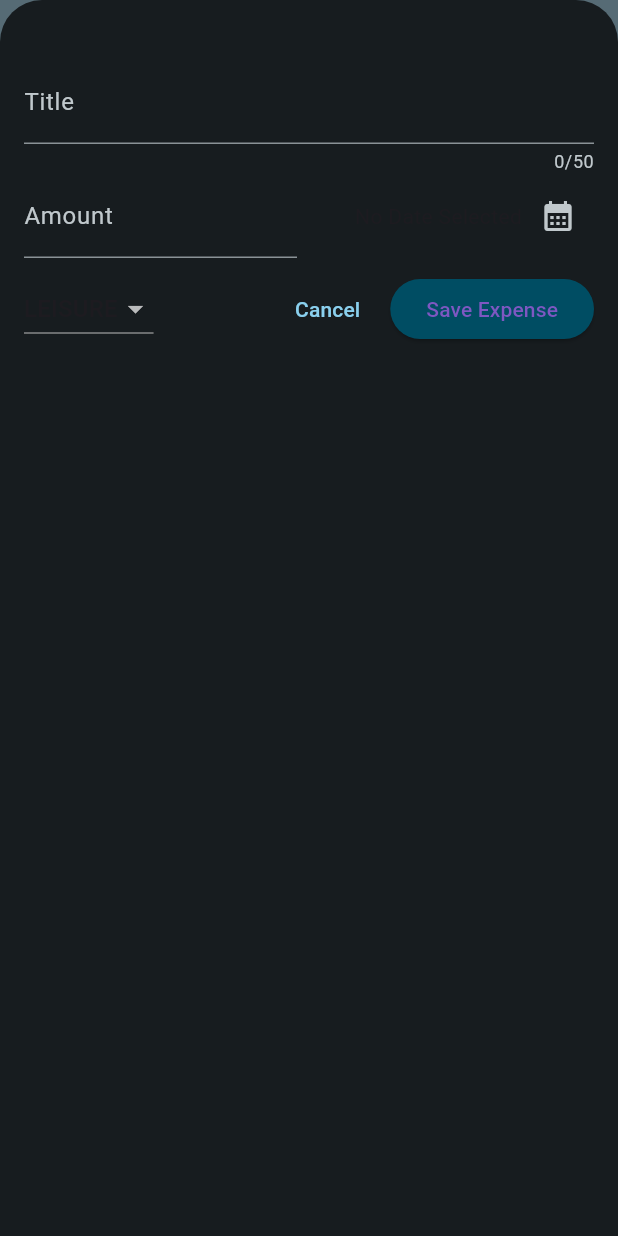
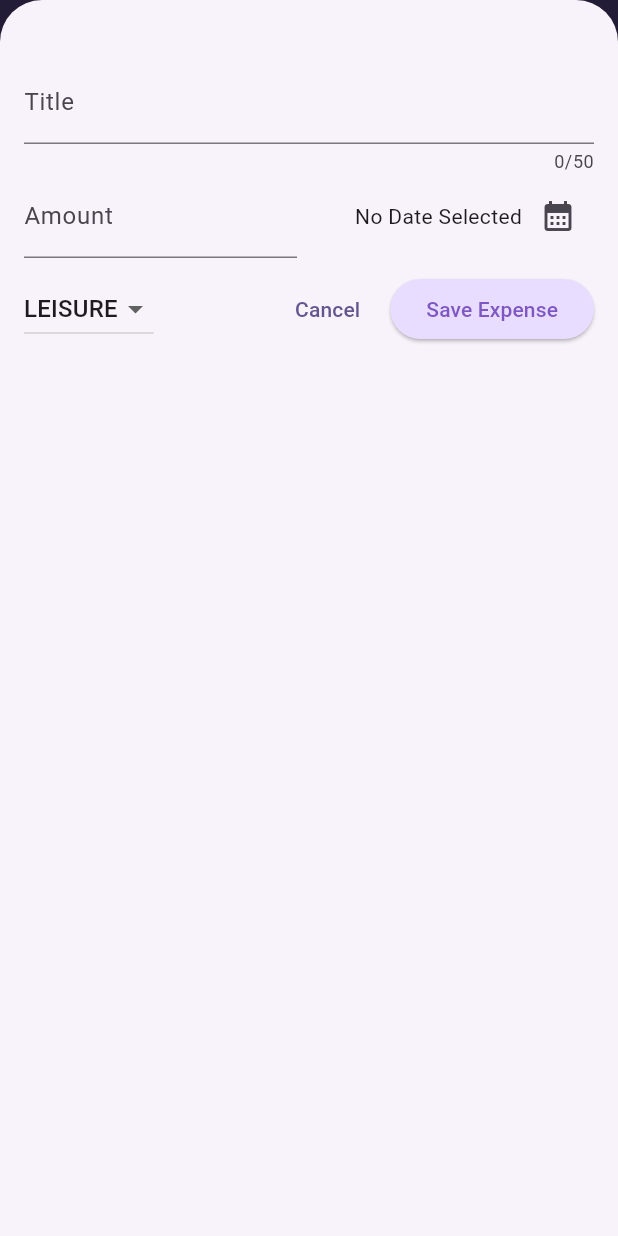
Before and after one commit to fadhilmuhaimin/expense_tracker, a Flutter app: the screen it shows after launch, after a tap on the "add" icon, on a phone screen of 412 x 824 dp. Run offline on Flutter 3.47's test engine with Material 3 defaults, Android fonts, the phone set to English and light mode, and no system bars.

```diff
--- a/lib/main.dart
+++ b/lib/main.dart
@@ -9,50 +9,34 @@ final kDarkColorScheme = ColorScheme.fromSeed(
 );
 
 void main() {
-  runApp(const MyApp());
-}
-
-class MyApp extends StatelessWidget {
-  const MyApp({super.key});
-
-  // This widget is the root of your application.
-  @override
-  Widget build(BuildContext context) {
-    return MaterialApp(
+  runApp(MaterialApp(
       title: 'Flutter Demo',
-        darkTheme: ThemeData(colorScheme: kDarkColorScheme, useMaterial3: true).copyWith(
-            appBarTheme: const AppBarTheme().copyWith(
-                backgroundColor: kDarkColorScheme.onPrimaryContainer,
-                foregroundColor: kDarkColorScheme.primaryContainer),
+      darkTheme: ThemeData.dark(useMaterial3: true).copyWith(
+        colorScheme: kDarkColorScheme,
         cardTheme: const CardTheme().copyWith(
             color: kDarkColorScheme.secondaryContainer,
-                margin:
-                    const EdgeInsets.symmetric(horizontal: 16, vertical: 8)),
+            margin: const EdgeInsets.symmetric(horizontal: 16, vertical: 8)),
         elevatedButtonTheme: ElevatedButtonThemeData(
             style: ElevatedButton.styleFrom(
                 backgroundColor: kDarkColorScheme.primaryContainer)),
-            textTheme: ThemeData().textTheme.copyWith(
-                titleLarge: TextStyle(
-                    fontWeight: FontWeight.bold,
-                    color: kDarkColorScheme.onSecondaryContainer,
-                    fontSize: 14))),
+      ),
       theme: ThemeData(
-          colorScheme: kColorScheme,
         useMaterial3: true,
       ).copyWith(
+          colorScheme: kColorScheme,
           appBarTheme: const AppBarTheme().copyWith(
               backgroundColor: kColorScheme.onPrimaryContainer,
               foregroundColor: kColorScheme.primaryContainer),
           cardTheme: const CardTheme().copyWith(
               color: kColorScheme.secondaryContainer,
-                margin:
-                    const EdgeInsets.symmetric(horizontal: 16, vertical: 8)),
+              margin: const EdgeInsets.symmetric(horizontal: 16, vertical: 8)),
           elevatedButtonTheme: ElevatedButtonThemeData(
               style: ElevatedButton.styleFrom(
                   backgroundColor: kColorScheme.primaryContainer)),
           textTheme: ThemeData().textTheme.copyWith(
-                titleLarge: TextStyle(fontWeight: FontWeight.bold, color: kColorScheme.onSecondaryContainer, fontSize: 14))),
-                themeMode: ThemeMode.dark,
-        home: const Expenses());
+              titleLarge: TextStyle(
+                  fontWeight: FontWeight.bold,
+                  color: kColorScheme.onSecondaryContainer,
+                  fontSize: 14))),
+      home: const Expenses()));
 }
-}
--- a/lib/models/expense.dart
+++ b/lib/models/expense.dart
@@ -1,31 +1,53 @@
-
 import 'package:flutter/material.dart';
 import 'package:intl/intl.dart';
 import 'package:uuid/uuid.dart';
 
 const uuid = Uuid();
 final formatter = DateFormat.yMd();
-enum Category  { food, travel, leisure, work }
-const  categoryIcons = {
-    Category.food : Icons.lunch_dining,
-    Category.leisure : Icons.movie,
-    Category.work : Icons.work,
-    Category.travel : Icons.flight_takeoff,
-  };
 
-class Expense{
+enum Category { food, travel, leisure, work }
 
+const categoryIcons = {
+  Category.food: Icons.lunch_dining,
+  Category.leisure: Icons.movie,
+  Category.work: Icons.work,
+  Category.travel: Icons.flight_takeoff,
+};
+
+class Expense {
   final String id;
   final String title;
   final double amount;
   final DateTime date;
   final Category category;
 
+  Expense(
+      {required this.title,
+      required this.amount,
+      required this.date,
+      required this.category})
+      : id = uuid.v4();
 
-
-  Expense({ required this.title, required this.amount, required this.date, required this.category}) : id = uuid.v4();
-
-  String get formattedDate{
+  String get formattedDate {
     return formatter.format(date);
   }
 }
+
+class ExpenseBucket {
+  const ExpenseBucket({required this.category, required this.expenses});
+
+  ExpenseBucket.forCategory(List<Expense> allExpense, this.category)
+      : expenses = allExpense
+            .where((expense) => expense.category == category)
+            .toList();
+  final Category category;
+  final List<Expense> expenses;
+
+  double get totalExpenses {
+    double sum = 0;
+    for (final expense in expenses) {
+      sum += expense.amount;
+    }
+    return sum;
+  }
+}
--- a/lib/widgets/expenses_list/expenses_item.dart
+++ b/lib/widgets/expenses_list/expenses_item.dart
@@ -12,6 +12,7 @@ class ExpensesItem extends StatelessWidget {
       child: Padding(
         padding: const EdgeInsets.symmetric(horizontal: 20, vertical: 16),
         child: Column(
+          crossAxisAlignment: CrossAxisAlignment.start,
           children: [
             Text(expense.title,style: Theme.of(context).textTheme.titleLarge,),
             const SizedBox(height: 4),
```
Also changed, not shown: lib/widgets/chart/chart.dart (added, +51 -0 lines), lib/widgets/chart/chart_bar.dart (added, +29 -0 lines). Lines whose indentation alone changed are shown as unchanged.
